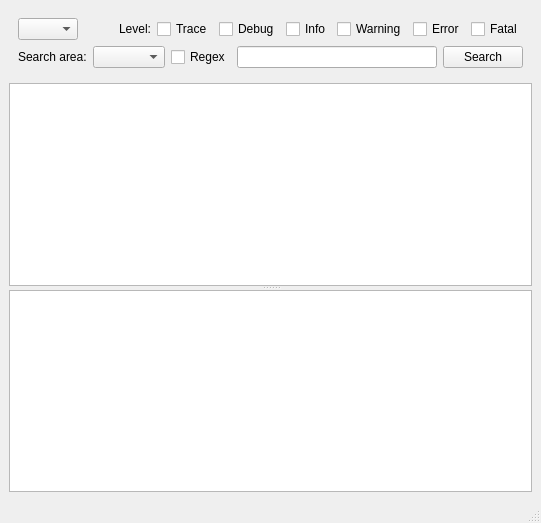
Before: the Qt Designer form QT_Project/Forms/MainWindow.ui in Dingola/Qt-LogViewer, drawn with Qt 5.
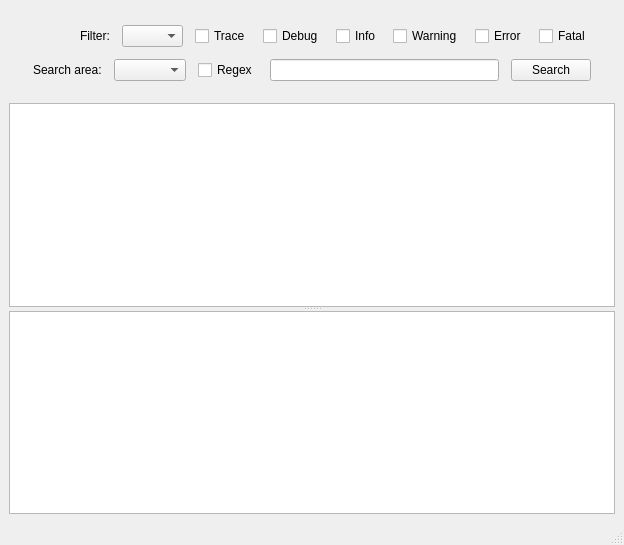
After: the same form once the commit is applied.

Commit message:
Add style.qss for application theming, update MainWindow UI, and add arrow-down.svg
- Added style.qss and integrated stylesheet loading for consistent application theming.
- Made minor adjustments to MainWindow.ui for improved layout or usability.
- Added arrow-down.svg to project resources for UI enhancement.

Diff of the .ui file:
```diff
--- a/QT_Project/Forms/MainWindow.ui
+++ b/QT_Project/Forms/MainWindow.ui
@@ -6,8 +6,8 @@
    <rect>
     <x>0</x>
     <y>0</y>
-    <width>541</width>
-    <height>523</height>
+    <width>624</width>
+    <height>545</height>
    </rect>
   </property>
   <property name="windowTitle">
@@ -20,42 +20,87 @@
       <property name="layoutDirection">
        <enum>Qt::LeftToRight</enum>
       </property>
-      <layout class="QGridLayout" name="gridLayout">
+      <layout class="QGridLayout" name="gridLayout" columnstretch="0,0,0,0,0">
        <property name="sizeConstraint">
         <enum>QLayout::SetDefaultConstraint</enum>
        </property>
-       <item row="0" column="0">
-        <widget class="QComboBox" name="comboBoxApp">
-         <property name="sizeAdjustPolicy">
-          <enum>QComboBox::AdjustToContents</enum>
+       <property name="leftMargin">
+        <number>24</number>
+       </property>
+       <property name="topMargin">
+        <number>16</number>
+       </property>
+       <property name="rightMargin">
+        <number>24</number>
+       </property>
+       <property name="bottomMargin">
+        <number>16</number>
+       </property>
+       <property name="verticalSpacing">
+        <number>12</number>
+       </property>
+       <item row="1" column="1" colspan="4">
+        <layout class="QHBoxLayout" name="horizontalLayoutSearch">
+         <property name="spacing">
+          <number>12</number>
          </property>
-         <property name="minimumContentsLength">
-          <number>1</number>
+         <property name="sizeConstraint">
+          <enum>QLayout::SetDefaultConstraint</enum>
          </property>
-        </widget>
+         <item>
+          <widget class="QLabel" name="labelSearchArea">
+           <property name="text">
+            <string>Search area:</string>
+           </property>
+           <property name="buddy">
+            <cstring>comboBoxSearchArea</cstring>
+           </property>
+          </widget>
+         </item>
+         <item>
+          <widget class="QComboBox" name="comboBoxSearchArea"/>
+         </item>
+         <item>
+          <widget class="QCheckBox" name="checkBoxRegEx">
+           <property name="text">
+            <string>Regex</string>
+           </property>
+          </widget>
+         </item>
+         <item>
+          <widget class="QLineEdit" name="lineEditSearch"/>
+         </item>
+         <item>
+          <widget class="QPushButton" name="pushButtonSearch">
+           <property name="text">
+            <string>Search</string>
+           </property>
+          </widget>
+         </item>
+        </layout>
        </item>
-       <item row="0" column="1">
-        <spacer name="horizontalSpacer">
-         <property name="orientation">
-          <enum>Qt::Horizontal</enum>
+       <item row="0" column="4">
+        <layout class="QHBoxLayout" name="horizontalLayoutLogLevels" stretch="0,0,0,0,0,0,0,0">
+         <property name="spacing">
+          <number>12</number>
          </property>
-         <property name="sizeHint" stdset="0">
-          <size>
-           <width>40</width>
-           <height>20</height>
-          </size>
-         </property>
-        </spacer>
-       </item>
-       <item row="0" column="2">
-        <layout class="QHBoxLayout" name="horizontalLayoutLogLevels" stretch="0,0,0,0,0,0,0">
          <property name="sizeConstraint">
           <enum>QLayout::SetDefaultConstraint</enum>
          </property>
          <item>
           <widget class="QLabel" name="labelLevel">
            <property name="text">
-            <string>Level:</string>
+            <string>Filter:</string>
+           </property>
+          </widget>
+         </item>
+         <item>
+          <widget class="QComboBox" name="comboBoxApp">
+           <property name="sizeAdjustPolicy">
+            <enum>QComboBox::AdjustToContents</enum>
+           </property>
+           <property name="minimumContentsLength">
+            <number>1</number>
            </property>
           </widget>
          </item>
@@ -103,42 +148,18 @@
          </item>
         </layout>
        </item>
-       <item row="1" column="0" colspan="3">
-        <layout class="QHBoxLayout" name="horizontalLayoutSearch">
-         <property name="sizeConstraint">
-          <enum>QLayout::SetDefaultConstraint</enum>
+       <item row="0" column="1">
+        <spacer name="horizontalSpacer">
+         <property name="orientation">
+          <enum>Qt::Horizontal</enum>
          </property>
-         <item>
-          <widget class="QLabel" name="labelSearchArea">
-           <property name="text">
-            <string>Search area:</string>
-           </property>
-           <property name="buddy">
-            <cstring>comboBoxSearchArea</cstring>
-           </property>
-          </widget>
-         </item>
-         <item>
-          <widget class="QComboBox" name="comboBoxSearchArea"/>
-         </item>
-         <item>
-          <widget class="QCheckBox" name="checkBoxRegEx">
-           <property name="text">
-            <string>Regex</string>
-           </property>
-          </widget>
-         </item>
-         <item>
-          <widget class="QLineEdit" name="lineEditSearch"/>
-         </item>
-         <item>
-          <widget class="QPushButton" name="pushButtonSearch">
-           <property name="text">
-            <string>Search</string>
-           </property>
-          </widget>
-         </item>
-        </layout>
+         <property name="sizeHint" stdset="0">
+          <size>
+           <width>40</width>
+           <height>20</height>
+          </size>
+         </property>
+        </spacer>
        </item>
       </layout>
      </widget>
```
Left out of the diff: 5 changed lines with no effect on the pictures. The commit also changes 4 other files.
